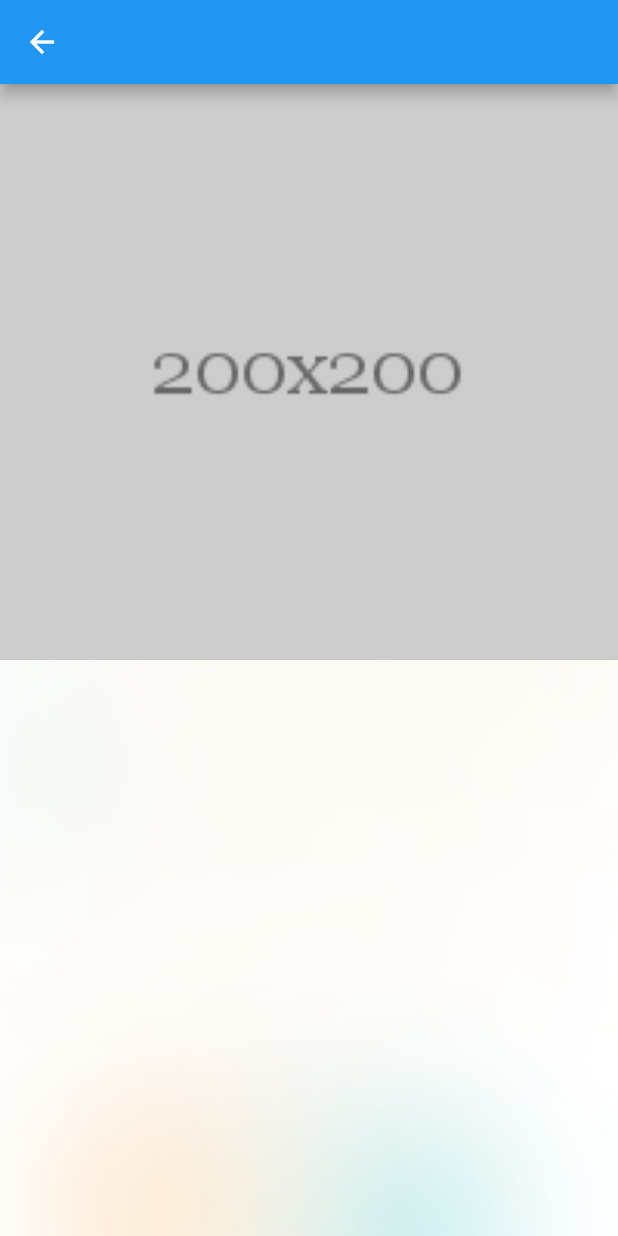
After one commit to AlexV525/flutter_test_app, a Flutter app: the TestAssetsConflictPage screen opened directly, on a phone screen of 412 x 824 dp. The commit adds this screen. Run offline on Flutter 3.47's test engine with Material 2 defaults, Android fonts, the light colour scheme and no system bars.

Commit message:
:sparkles: Add assets conflict page.

```diff
--- /dev/null
+++ b/lib/pages/test_assets_conflict_page.dart
@@ -0,0 +1,31 @@
+///
+/// [Author] Alex (https://github.com/AlexV525)
+/// [Date] 2020/10/30 17:37
+///
+import 'package:flutter/material.dart';
+
+class TestAssetsConflictPage extends StatelessWidget {
+  const TestAssetsConflictPage({Key? key}) : super(key: key);
+
+  @override
+  Widget build(BuildContext context) {
+    final List<String> assets = <String>[
+      'assets/placeholder.png',
+      'assets/something/placeholder.png',
+    ];
+    return Scaffold(
+      appBar: AppBar(),
+      body: SizedBox.expand(
+        child: Column(
+          children: List<Widget>.generate(assets.length, (int index) {
+            return Expanded(
+              child: SizedBox.expand(
+                child: Image.asset(assets[index], fit: BoxFit.cover),
+              ),
+            );
+          }),
+        ),
+      ),
+    );
+  }
+}
--- a/pubspec.yaml
+++ b/pubspec.yaml
@@ -20,3 +20,4 @@ flutter:
   uses-material-design: true
   assets:
     - assets/
+    - assets/something/
```
Also changed, not shown: lib/pages/splash_page.dart (+9 -4 lines), assets/something/placeholder.png (added), 8 other files.
